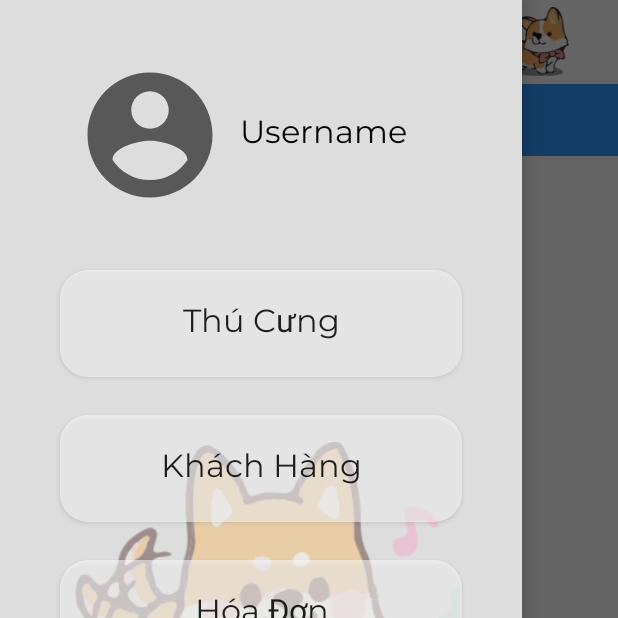
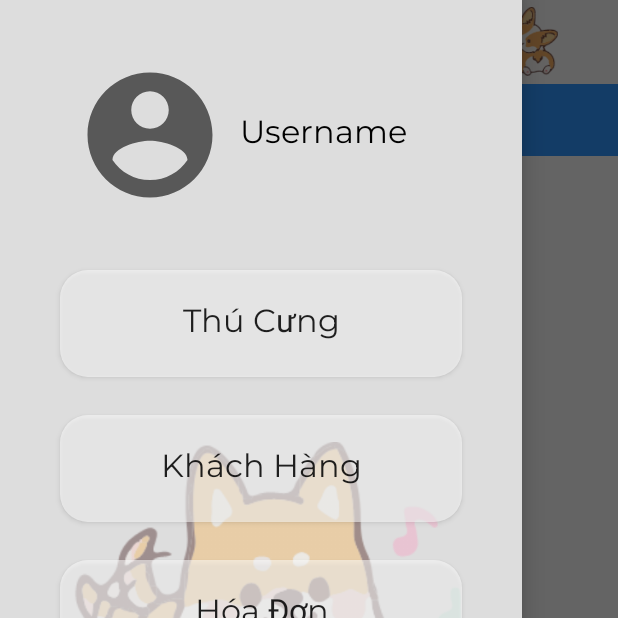
Before and after one commit to ryanvo162/Project1Team3, an Android app: the fragment SanPhamFragment placed in its activity, with the side drawer open, on a phone screen of 412 x 824 dp, the top half of it. Run offline under Robolectric (Android 15) with nearby library versions, the phone set to English and light mode, and no system bars; our stand-ins replace Firebase (no records; nobody signed in at launch, a user with empty details on screens opened directly), Picasso; 4 statements that could not run were skipped.

Commit message:
toolbar Image

```diff
--- a/app/src/main/java/com/ps14483/project1_team3/fragment/HoaDonFragment.java
+++ b/app/src/main/java/com/ps14483/project1_team3/fragment/HoaDonFragment.java
@@ -19,6 +19,7 @@ import android.widget.Toast;
 
 import androidx.annotation.NonNull;
 import androidx.annotation.Nullable;
+import androidx.appcompat.widget.Toolbar;
 import androidx.fragment.app.Fragment;
 import androidx.recyclerview.widget.LinearLayoutManager;
 import androidx.recyclerview.widget.RecyclerView;
@@ -40,6 +41,8 @@ import java.util.ArrayList;
 import java.util.Calendar;
 
 public class HoaDonFragment extends Fragment {
+    Toolbar toolbar;
+    ImageView imgToolbar;
     private Context mContext;
     RecyclerView rcv;
     HoaDonAdapter adapter;
@@ -67,6 +70,9 @@ public class HoaDonFragment extends Fragment {
     public View onCreateView(@NonNull LayoutInflater inflater, @Nullable ViewGroup container, @Nullable Bundle savedInstanceState) {
         View view= inflater.inflate(R.layout.fragment_hoadon, container, false);
         rcv=view.findViewById(R.id.rc_hoadon);
+        toolbar = (Toolbar) getActivity().findViewById(R.id.toolbar);
+        imgToolbar = (ImageView) toolbar.findViewById(R.id.imgToolbar);
+        imgToolbar.setImageResource(R.drawable.toolbar_hd);
         rcv.setLayoutManager(new LinearLayoutManager(getActivity()));
         FirebaseRecyclerOptions<Hoadon> options=new FirebaseRecyclerOptions.Builder<Hoadon>()
                 .setQuery(reference.child("HoaDon"),Hoadon.class).build();
--- a/app/src/main/java/com/ps14483/project1_team3/fragment/KhachHangFragment.java
+++ b/app/src/main/java/com/ps14483/project1_team3/fragment/KhachHangFragment.java
@@ -15,6 +15,7 @@ import android.widget.Toast;
 
 import androidx.annotation.NonNull;
 import androidx.annotation.Nullable;
+import androidx.appcompat.widget.Toolbar;
 import androidx.fragment.app.Fragment;
 import androidx.recyclerview.widget.LinearLayoutManager;
 import androidx.recyclerview.widget.RecyclerView;
@@ -35,6 +36,8 @@ import com.ps14483.project1_team3.adapter.KhachHangAdapter;
 import com.ps14483.project1_team3.model.KhachHang;
 
 public class KhachHangFragment extends Fragment {
+    Toolbar toolbar;
+    ImageView imgToolbar;
     RecyclerView rcv;
     KhachHangAdapter adapter;
     FirebaseDatabase database=FirebaseDatabase.getInstance();
@@ -49,6 +52,9 @@ public class KhachHangFragment extends Fragment {
     public View onCreateView(@NonNull LayoutInflater inflater, @Nullable ViewGroup container, @Nullable Bundle savedInstanceState) {
         View view= inflater.inflate(R.layout.fragment_kh, container, false);
         rcv=view.findViewById(R.id.rc_kh);
+        toolbar = (Toolbar) getActivity().findViewById(R.id.toolbar);
+        imgToolbar = (ImageView) toolbar.findViewById(R.id.imgToolbar);
+        imgToolbar.setImageResource(R.drawable.toolbar_kh);
         rcv.setLayoutManager(new LinearLayoutManager(getActivity()));
         FirebaseRecyclerOptions<KhachHang> options=new FirebaseRecyclerOptions.Builder<KhachHang>()
                 .setQuery(spref,KhachHang.class).build();
--- a/app/src/main/java/com/ps14483/project1_team3/fragment/SanPhamFragment.java
+++ b/app/src/main/java/com/ps14483/project1_team3/fragment/SanPhamFragment.java
@@ -4,9 +4,11 @@ import android.os.Bundle;
 import android.view.LayoutInflater;
 import android.view.View;
 import android.view.ViewGroup;
+import android.widget.ImageView;
 
 import androidx.annotation.NonNull;
 import androidx.annotation.Nullable;
+import androidx.appcompat.widget.Toolbar;
 import androidx.fragment.app.Fragment;
 import androidx.fragment.app.FragmentStatePagerAdapter;
 import androidx.viewpager.widget.ViewPager;
@@ -17,6 +19,8 @@ import com.ps14483.project1_team3.R;
 import com.ps14483.project1_team3.adapter.TabLayoutSPAdapter;
 
 public class SanPhamFragment extends Fragment {
+    Toolbar toolbar;
+    ImageView imgToolbar;
     TabLayout tabLayout;
     ViewPager viewPager;
     @Nullable
@@ -25,6 +29,9 @@ public class SanPhamFragment extends Fragment {
         View view= inflater.inflate(R.layout.tablayout_sp, container, false);
         tabLayout=view.findViewById(R.id.tab_sp);
         viewPager=view.findViewById(R.id.vpg_sp);
+        toolbar = (Toolbar) getActivity().findViewById(R.id.toolbar);
+        imgToolbar = (ImageView) toolbar.findViewById(R.id.imgToolbar);
+        imgToolbar.setImageResource(R.drawable.toolbar_sp);
         TabLayoutSPAdapter adapter=new TabLayoutSPAdapter(getFragmentManager(), FragmentStatePagerAdapter.BEHAVIOR_RESUME_ONLY_CURRENT_FRAGMENT);
         viewPager.setAdapter(adapter);
         tabLayout.setupWithViewPager(viewPager);
--- a/app/src/main/java/com/ps14483/project1_team3/fragment/TaiKhoanFragment.java
+++ b/app/src/main/java/com/ps14483/project1_team3/fragment/TaiKhoanFragment.java
@@ -1,15 +1,18 @@
 package com.ps14483.project1_team3.fragment;
 
+import android.annotation.SuppressLint;
 import android.content.Intent;
 import android.os.Bundle;
 import android.view.LayoutInflater;
 import android.view.View;
 import android.view.ViewGroup;
 import android.widget.Button;
+import android.widget.ImageView;
 import android.widget.TextView;
 
 import androidx.annotation.NonNull;
 import androidx.annotation.Nullable;
+import androidx.appcompat.widget.Toolbar;
 import androidx.fragment.app.Fragment;
 
 import com.google.android.material.snackbar.BaseTransientBottomBar;
@@ -21,8 +24,11 @@ import com.ps14483.project1_team3.MainActivity;
 import com.ps14483.project1_team3.R;
 
 public class TaiKhoanFragment extends Fragment {
+    Toolbar toolbar;
+    ImageView imgToolbar;
     TextView tentk,loaitk,logout;
     Button taotk,doipass;
+    @SuppressLint("ResourceType")
     @Nullable
     @Override
     public View onCreateView(@NonNull LayoutInflater inflater, @Nullable ViewGroup container, @Nullable Bundle savedInstanceState) {
@@ -32,6 +38,10 @@ public class TaiKhoanFragment extends Fragment {
         taotk=view.findViewById(R.id.btntaoTK);
         doipass=view.findViewById(R.id.btndoipass);
         logout=view.findViewById(R.id.btnThoat);
+        toolbar = (Toolbar) getActivity().findViewById(R.id.toolbar);
+        imgToolbar = (ImageView) toolbar.findViewById(R.id.imgToolbar);
+        imgToolbar.setImageResource(R.drawable.toolbar_kh);
+
         //lấy tên
 
         tentk.setText(((MainActivity)getActivity()).name);
```
Also changed, not shown: app/src/main/java/com/ps14483/project1_team3/fragment/PetFragment.java (+7 -0 lines), app/src/main/res/drawable/toolbar_hd.png (added), app/src/main/res/drawable/toolbar_kh.png (added), app/src/main/res/drawable/toolbar_sp.png (added).
